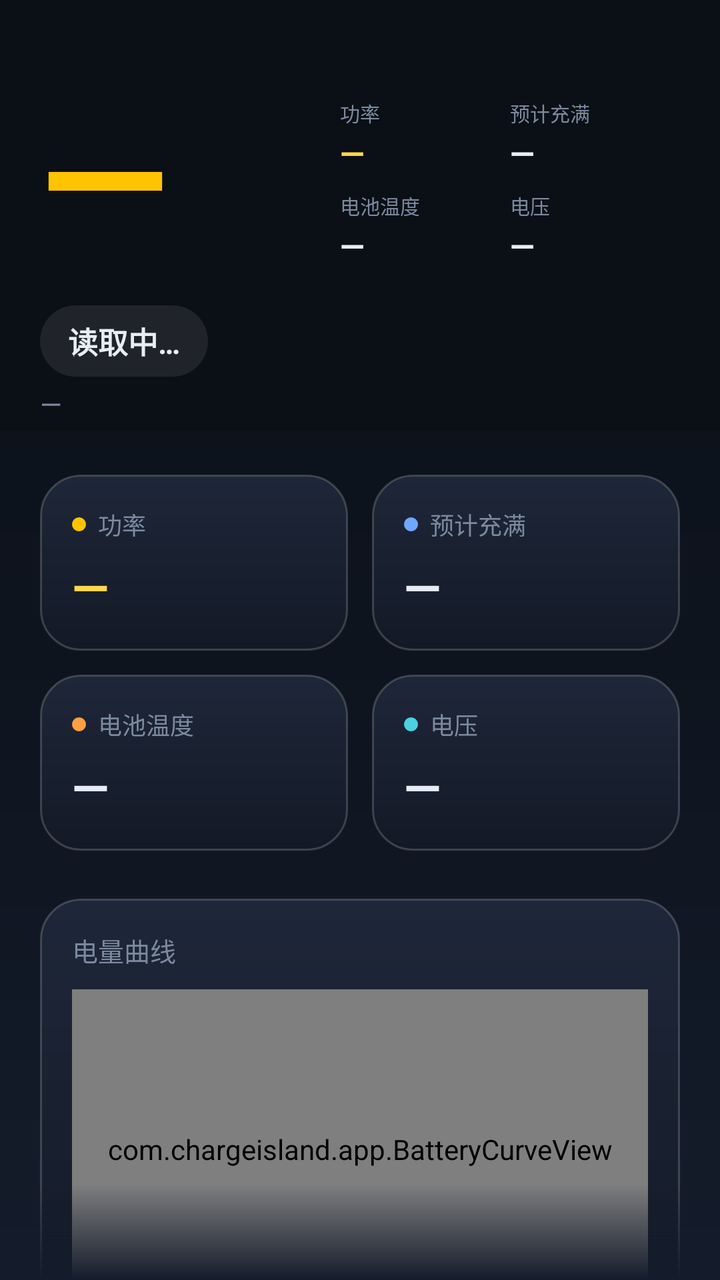
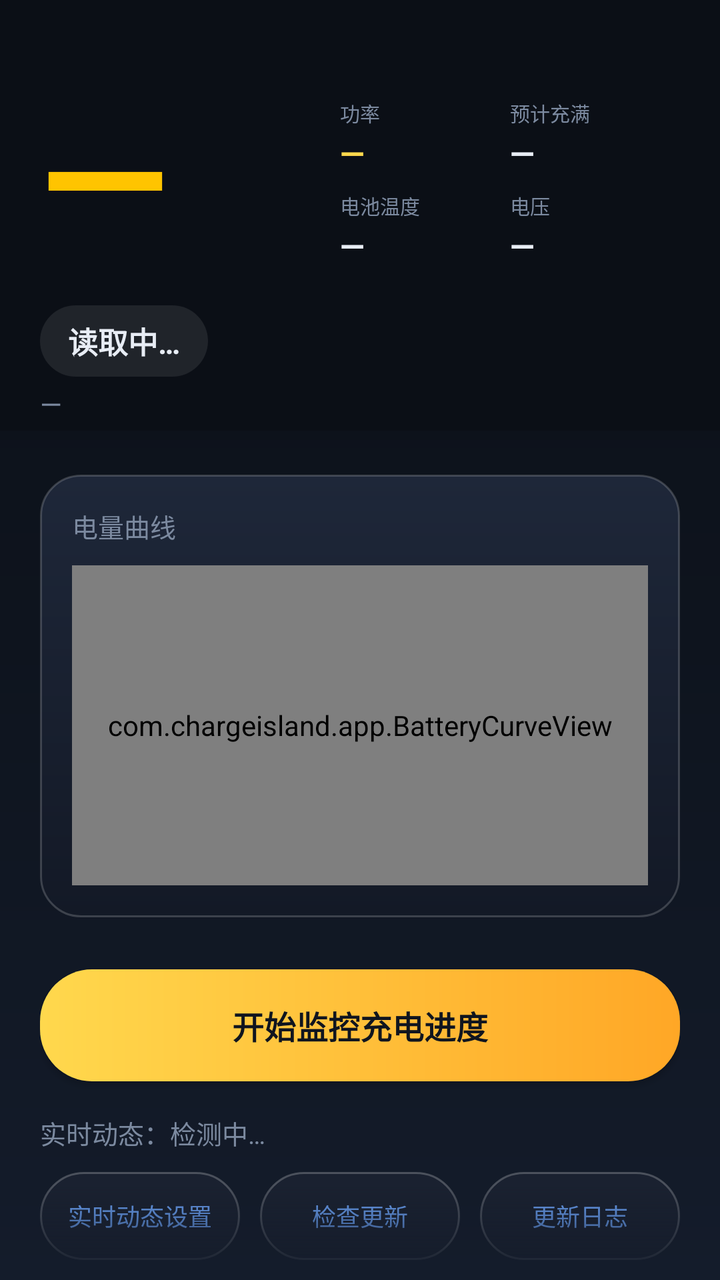

Compare the two renders of this Android layout. The source of the first and the diff that turns it into the second are given below.
<!-- AndroidManifest.xml: activity theme android:Theme.Material.NoActionBar -->
<!-- res/layout/activity_main.xml -->
<?xml version="1.0" encoding="utf-8"?>
<LinearLayout xmlns:android="http://schemas.android.com/apk/res/android"
    android:layout_width="match_parent"
    android:layout_height="match_parent"
    android:background="@drawable/bg_gradient"
    android:orientation="vertical">

    
    <LinearLayout
        android:id="@+id/header"
        android:layout_width="match_parent"
        android:layout_height="wrap_content"
        android:background="#0B0F16"
        android:orientation="vertical"
        android:paddingStart="20dp"
        android:paddingTop="28dp"
        android:paddingEnd="20dp"
        android:paddingBottom="4dp">

        
        <RelativeLayout
            android:layout_width="match_parent"
            android:layout_height="wrap_content"
            android:layout_marginTop="14dp">

            <TextView
                android:id="@+id/tvLevel"
                android:layout_width="wrap_content"
                android:layout_height="wrap_content"
                android:layout_centerVertical="true"
                android:includeFontPadding="false"
                android:text="—"
                android:textColor="#FFC400"
                android:textSize="84sp"
                android:textStyle="bold" />

            <LinearLayout
                android:id="@+id/miniBar"
                android:layout_width="170dp"
                android:layout_height="wrap_content"
                android:layout_alignParentEnd="true"
                android:layout_centerVertical="true"
                android:baselineAligned="false"
                android:orientation="vertical">

                <LinearLayout
                    android:layout_width="match_parent"
                    android:layout_height="wrap_content"
                    android:baselineAligned="false"
                    android:orientation="horizontal">

                    <LinearLayout
                        android:layout_width="0dp"
                        android:layout_height="wrap_content"
                        android:layout_weight="1"
                        android:orientation="vertical">

                        <TextView
                            android:layout_width="wrap_content"
                            android:layout_height="wrap_content"
                            android:text="功率"
                            android:textColor="#7C8AA0"
                            android:textSize="10sp" />

                        <TextView
                            android:id="@+id/tvPowerMini"
                            android:layout_width="wrap_content"
                            android:layout_height="wrap_content"
                            android:layout_marginTop="2dp"
                            android:text="—"
                            android:textColor="#FFD84D"
                            android:textSize="16sp"
                            android:textStyle="bold" />
                    </LinearLayout>

                    <LinearLayout
                        android:layout_width="0dp"
                        android:layout_height="wrap_content"
                        android:layout_weight="1"
                        android:orientation="vertical">

                        <TextView
                            android:id="@+id/tvEtaLabelMini"
                            android:layout_width="wrap_content"
                            android:layout_height="wrap_content"
                            android:text="预计充满"
                            android:textColor="#7C8AA0"
                            android:textSize="10sp" />

                        <TextView
                            android:id="@+id/tvEtaMini"
                            android:layout_width="wrap_content"
                            android:layout_height="wrap_content"
                            android:layout_marginTop="2dp"
                            android:text="—"
                            android:textColor="#E8EDF5"
                            android:textSize="16sp"
                            android:textStyle="bold" />
                    </LinearLayout>
                </LinearLayout>

                <LinearLayout
                    android:layout_width="match_parent"
                    android:layout_height="wrap_content"
                    android:layout_marginTop="8dp"
                    android:baselineAligned="false"
                    android:orientation="horizontal">

                    <LinearLayout
                        android:layout_width="0dp"
                        android:layout_height="wrap_content"
                        android:layout_weight="1"
                        android:orientation="vertical">

                        <TextView
                            android:layout_width="wrap_content"
                            android:layout_height="wrap_content"
                            android:text="电池温度"
                            android:textColor="#7C8AA0"
                            android:textSize="10sp" />

                        <TextView
                            android:id="@+id/tvTempMini"
                            android:layout_width="wrap_content"
                            android:layout_height="wrap_content"
                            android:layout_marginTop="2dp"
                            android:text="—"
                            android:textColor="#E8EDF5"
                            android:textSize="16sp"
                            android:textStyle="bold" />
                    </LinearLayout>

                    <LinearLayout
                        android:layout_width="0dp"
                        android:layout_height="wrap_content"
                        android:layout_weight="1"
                        android:orientation="vertical">

                        <TextView
                            android:layout_width="wrap_content"
                            android:layout_height="wrap_content"
                            android:text="电压"
                            android:textColor="#7C8AA0"
                            android:textSize="10sp" />

                        <TextView
                            android:id="@+id/tvVoltageMini"
                            android:layout_width="wrap_content"
                            android:layout_height="wrap_content"
                            android:layout_marginTop="2dp"
                            android:text="—"
                            android:textColor="#E8EDF5"
                            android:textSize="16sp"
                            android:textStyle="bold" />
                    </LinearLayout>
                </LinearLayout>
            </LinearLayout>
        </RelativeLayout>

        <TextView
            android:id="@+id/tvStatus"
            android:layout_width="wrap_content"
            android:layout_height="wrap_content"
            android:layout_marginTop="12dp"
            android:background="@drawable/pill_badge"
            android:includeFontPadding="false"
            android:paddingStart="14dp"
            android:paddingTop="7dp"
            android:paddingEnd="14dp"
            android:paddingBottom="7dp"
            android:text="读取中…"
            android:textColor="#E8EDF5"
            android:textSize="15sp"
            android:textStyle="bold" />

        <TextView
            android:id="@+id/tvPlug"
            android:layout_width="wrap_content"
            android:layout_height="wrap_content"
            android:layout_marginTop="4dp"
            android:text="—"
            android:textColor="#7C8AA0"
            android:textSize="14sp" />
    </LinearLayout>

    <ScrollView
        android:id="@+id/contentScroll"
        android:layout_width="match_parent"
        android:layout_height="0dp"
        android:layout_weight="1"
        android:fadingEdgeLength="48dp"
        android:fillViewport="true"
        android:overScrollMode="never"
        android:requiresFadingEdge="vertical"
        android:scrollbars="none">

        <LinearLayout
            android:layout_width="match_parent"
            android:layout_height="wrap_content"
            android:orientation="vertical"
            android:paddingStart="20dp"
            android:paddingTop="16dp"
            android:paddingEnd="20dp"
            android:paddingBottom="24dp">

            <LinearLayout
                android:layout_width="match_parent"
                android:layout_height="wrap_content"
                android:layout_marginTop="6dp"
                android:baselineAligned="false"
                android:orientation="horizontal">

                <LinearLayout
                    android:layout_width="0dp"
                    android:layout_height="wrap_content"
                    android:layout_weight="1"
                    android:background="@drawable/card_bg"
                    android:orientation="vertical"
                    android:padding="16dp">

                    <LinearLayout
                        android:layout_width="wrap_content"
                        android:layout_height="wrap_content"
                        android:gravity="center_vertical"
                        android:orientation="horizontal">

                        <View
                            android:layout_width="7dp"
                            android:layout_height="7dp"
                            android:layout_marginEnd="6dp"
                            android:background="@drawable/dot_power" />

                        <TextView
                            android:layout_width="wrap_content"
                            android:layout_height="wrap_content"
                            android:text="功率"
                            android:textColor="#7C8AA0"
                            android:textSize="12sp" />
                    </LinearLayout>

                    <TextView
                        android:id="@+id/tvPower"
                        android:layout_width="wrap_content"
                        android:layout_height="wrap_content"
                        android:layout_marginTop="6dp"
                        android:text="—"
                        android:textColor="#FFD84D"
                        android:textSize="24sp"
                        android:textStyle="bold" />
                </LinearLayout>

                <LinearLayout
                    android:layout_width="0dp"
                    android:layout_height="wrap_content"
                    android:layout_marginStart="12dp"
                    android:layout_weight="1"
                    android:background="@drawable/card_bg"
                    android:orientation="vertical"
                    android:padding="16dp">

                    <LinearLayout
                        android:layout_width="wrap_content"
                        android:layout_height="wrap_content"
                        android:gravity="center_vertical"
                        android:orientation="horizontal">

                        <View
                            android:layout_width="7dp"
                            android:layout_height="7dp"
                            android:layout_marginEnd="6dp"
                            android:background="@drawable/dot_eta" />

                        <TextView
                            android:id="@+id/tvEtaLabel"
                            android:layout_width="wrap_content"
                            android:layout_height="wrap_content"
                            android:text="预计充满"
                            android:textColor="#7C8AA0"
                            android:textSize="12sp" />
                    </LinearLayout>

                    <TextView
                        android:id="@+id/tvEta"
                        android:layout_width="wrap_content"
                        android:layout_height="wrap_content"
                        android:layout_marginTop="6dp"
                        android:text="—"
                        android:textColor="#E8EDF5"
                        android:textSize="24sp"
                        android:textStyle="bold" />
                </LinearLayout>
            </LinearLayout>

            <LinearLayout
                android:layout_width="match_parent"
                android:layout_height="wrap_content"
                android:layout_marginTop="12dp"
                android:baselineAligned="false"
                android:orientation="horizontal">

                <LinearLayout
                    android:layout_width="0dp"
                    android:layout_height="wrap_content"
                    android:layout_weight="1"
                    android:background="@drawable/card_bg"
                    android:orientation="vertical"
                    android:padding="16dp">

                    <LinearLayout
                        android:layout_width="wrap_content"
                        android:layout_height="wrap_content"
                        android:gravity="center_vertical"
                        android:orientation="horizontal">

                        <View
                            android:layout_width="7dp"
                            android:layout_height="7dp"
                            android:layout_marginEnd="6dp"
                            android:background="@drawable/dot_temp" />

                        <TextView
                            android:layout_width="wrap_content"
                            android:layout_height="wrap_content"
                            android:text="电池温度"
                            android:textColor="#7C8AA0"
                            android:textSize="12sp" />
                    </LinearLayout>

                    <TextView
                        android:id="@+id/tvTemp"
                        android:layout_width="wrap_content"
                        android:layout_height="wrap_content"
                        android:layout_marginTop="6dp"
                        android:text="—"
                        android:textColor="#E8EDF5"
                        android:textSize="24sp"
                        android:textStyle="bold" />
                </LinearLayout>

                <LinearLayout
                    android:layout_width="0dp"
                    android:layout_height="wrap_content"
                    android:layout_marginStart="12dp"
                    android:layout_weight="1"
                    android:background="@drawable/card_bg"
                    android:orientation="vertical"
                    android:padding="16dp">

                    <LinearLayout
                        android:layout_width="wrap_content"
                        android:layout_height="wrap_content"
                        android:gravity="center_vertical"
                        android:orientation="horizontal">

                        <View
                            android:layout_width="7dp"
                            android:layout_height="7dp"
                            android:layout_marginEnd="6dp"
                            android:background="@drawable/dot_voltage" />

                        <TextView
                            android:layout_width="wrap_content"
                            android:layout_height="wrap_content"
                            android:text="电压"
                            android:textColor="#7C8AA0"
                            android:textSize="12sp" />
                    </LinearLayout>

                    <TextView
                        android:id="@+id/tvVoltage"
                        android:layout_width="wrap_content"
                        android:layout_height="wrap_content"
                        android:layout_marginTop="6dp"
                        android:text="—"
                        android:textColor="#E8EDF5"
                        android:textSize="24sp"
                        android:textStyle="bold" />
                </LinearLayout>
            </LinearLayout>

            <LinearLayout
                android:layout_width="match_parent"
                android:layout_height="wrap_content"
                android:layout_marginTop="24dp"
                android:background="@drawable/card_bg"
                android:orientation="vertical"
                android:padding="16dp">

                <TextView
                    android:layout_width="wrap_content"
                    android:layout_height="wrap_content"
                    android:text="电量曲线"
                    android:textColor="#7C8AA0"
                    android:textSize="13sp" />

                <com.chargeisland.app.BatteryCurveView
                    android:id="@+id/curve"
                    android:layout_width="match_parent"
                    android:layout_height="160dp"
                    android:layout_marginTop="10dp" />
            </LinearLayout>

            <Button
                android:id="@+id/btnToggle"
                android:layout_width="match_parent"
                android:layout_height="56dp"
                android:layout_marginTop="26dp"
                android:background="@drawable/btn_primary_bg"
                android:text="开始监控充电进度"
                android:textColor="#10151F"
                android:textSize="16sp"
                android:textStyle="bold" />

            <LinearLayout
                android:layout_width="match_parent"
                android:layout_height="wrap_content"
                android:layout_marginTop="16dp"
                android:gravity="center_vertical"
                android:orientation="horizontal">

                <TextView
                    android:id="@+id/tvPromoted"
                    android:layout_width="0dp"
                    android:layout_height="wrap_content"
                    android:layout_weight="1"
                    android:text="实时动态：检测中…"
                    android:textColor="#7C8AA0"
                    android:textSize="13sp" />
            </LinearLayout>

            <LinearLayout
                android:layout_width="match_parent"
                android:layout_height="wrap_content"
                android:layout_marginTop="10dp"
                android:orientation="horizontal">

                <Button
                    android:id="@+id/btnLiveSettings"
                    android:layout_width="0dp"
                    android:layout_height="44dp"
                    android:layout_weight="1"
                    android:background="@drawable/btn_ghost_bg"
                    android:text="实时动态设置"
                    android:textColor="#6FA8FF"
                    android:textSize="12sp" />

                <Button
                    android:id="@+id/btnCheckUpdate"
                    android:layout_width="0dp"
                    android:layout_height="44dp"
                    android:layout_marginStart="10dp"
                    android:layout_weight="1"
                    android:background="@drawable/btn_ghost_bg"
                    android:text="检查更新"
                    android:textColor="#6FA8FF"
                    android:textSize="12sp" />

                <Button
                    android:id="@+id/btnChangelog"
                    android:layout_width="0dp"
                    android:layout_height="44dp"
                    android:layout_marginStart="10dp"
                    android:layout_weight="1"
                    android:background="@drawable/btn_ghost_bg"
                    android:text="更新日志"
                    android:textColor="#6FA8FF"
                    android:textSize="12sp" />
            </LinearLayout>

            <TextView
                android:id="@+id/tvHint"
                android:layout_width="match_parent"
                android:layout_height="wrap_content"
                android:layout_marginTop="14dp"
                android:layout_marginBottom="8dp"
                android:lineSpacingExtra="3dp"
                android:text="开启后常驻通知并请求实时动态提升；插电或开机时自动启动，无需手动确认。若背屏未显示充电进度：请到 设置 → 妙享背屏 → 背屏通知，开启「背屏通知」与「显示通知详情」。"
                android:textColor="#7C8AA0"
                android:textSize="13sp" />
        </LinearLayout>
    </ScrollView>
</LinearLayout>
<!-- resources referenced by this layout -->
<resources>
  <!-- drawable bg_gradient (drawable) -->
  <?xml version="1.0" encoding="utf-8"?>
  <shape xmlns:android="http://schemas.android.com/apk/res/android">
      <gradient
          android:angle="270"
          android:startColor="#0B0F16"
          android:centerColor="#0E141E"
          android:endColor="#141C2B"
          android:type="linear" />
  </shape>
  <!-- drawable btn_ghost_bg (drawable) -->
  <?xml version="1.0" encoding="utf-8"?>
  <shape xmlns:android="http://schemas.android.com/apk/res/android">
      <solid android:color="#1A2130" />
      <stroke
          android:width="1dp"
          android:color="#3AFFFFFF" />
      <corners android:radius="99dp" />
  </shape>
  <!-- drawable btn_primary_bg (drawable) -->
  <?xml version="1.0" encoding="utf-8"?>
  <shape xmlns:android="http://schemas.android.com/apk/res/android">
      <gradient
          android:angle="0"
          android:startColor="#FFD84D"
          android:endColor="#FFA726"
          android:type="linear" />
      <corners android:radius="26dp" />
  </shape>
  <!-- drawable card_bg (drawable) -->
  <?xml version="1.0" encoding="utf-8"?>
  <shape xmlns:android="http://schemas.android.com/apk/res/android">
      <gradient
          android:angle="270"
          android:endColor="#131926"
          android:startColor="#1E2739" />
      <stroke
          android:width="1dp"
          android:color="#2EFFFFFF" />
      <corners android:radius="20dp" />
  </shape>
  <!-- drawable dot_eta (drawable) -->
  <?xml version="1.0" encoding="utf-8"?>
  <shape xmlns:android="http://schemas.android.com/apk/res/android" android:shape="oval">
      <solid android:color="#6FA8FF" />
      <size
          android:width="7dp"
          android:height="7dp" />
  </shape>
  <!-- drawable dot_power (drawable) -->
  <?xml version="1.0" encoding="utf-8"?>
  <shape xmlns:android="http://schemas.android.com/apk/res/android" android:shape="oval">
      <solid android:color="#FFC400" />
      <size
          android:width="7dp"
          android:height="7dp" />
  </shape>
  <!-- drawable dot_temp (drawable) -->
  <?xml version="1.0" encoding="utf-8"?>
  <shape xmlns:android="http://schemas.android.com/apk/res/android" android:shape="oval">
      <solid android:color="#FF9F45" />
      <size
          android:width="7dp"
          android:height="7dp" />
  </shape>
  <!-- drawable dot_voltage (drawable) -->
  <?xml version="1.0" encoding="utf-8"?>
  <shape xmlns:android="http://schemas.android.com/apk/res/android" android:shape="oval">
      <solid android:color="#4DD0E1" />
      <size
          android:width="7dp"
          android:height="7dp" />
  </shape>
  <!-- drawable pill_badge (drawable) -->
  <?xml version="1.0" encoding="utf-8"?>
  <shape xmlns:android="http://schemas.android.com/apk/res/android">
      <solid android:color="#16FFFFFF" />
      <corners android:radius="99dp" />
  </shape>
</resources>

<!-- the commit's change to res/layout/activity_main.xml (unified diff, before → after) -->
@@ -207,181 +207,6 @@
                 android:layout_width="match_parent"
                 android:layout_height="wrap_content"
                 android:layout_marginTop="6dp"
-                android:baselineAligned="false"
-                android:orientation="horizontal">
-
-                <LinearLayout
-                    android:layout_width="0dp"
-                    android:layout_height="wrap_content"
-                    android:layout_weight="1"
-                    android:background="@drawable/card_bg"
-                    android:orientation="vertical"
-                    android:padding="16dp">
-
-                    <LinearLayout
-                        android:layout_width="wrap_content"
-                        android:layout_height="wrap_content"
-                        android:gravity="center_vertical"
-                        android:orientation="horizontal">
-
-                        <View
-                            android:layout_width="7dp"
-                            android:layout_height="7dp"
-                            android:layout_marginEnd="6dp"
-                            android:background="@drawable/dot_power" />
-
-                        <TextView
-                            android:layout_width="wrap_content"
-                            android:layout_height="wrap_content"
-                            android:text="功率"
-                            android:textColor="#7C8AA0"
-                            android:textSize="12sp" />
-                    </LinearLayout>
-
-                    <TextView
-                        android:id="@+id/tvPower"
-                        android:layout_width="wrap_content"
-                        android:layout_height="wrap_content"
-                        android:layout_marginTop="6dp"
-                        android:text="—"
-                        android:textColor="#FFD84D"
-                        android:textSize="24sp"
-                        android:textStyle="bold" />
-                </LinearLayout>
-
-                <LinearLayout
-                    android:layout_width="0dp"
-                    android:layout_height="wrap_content"
-                    android:layout_marginStart="12dp"
-                    android:layout_weight="1"
-                    android:background="@drawable/card_bg"
-                    android:orientation="vertical"
-                    android:padding="16dp">
-
-                    <LinearLayout
-                        android:layout_width="wrap_content"
-                        android:layout_height="wrap_content"
-                        android:gravity="center_vertical"
-                        android:orientation="horizontal">
-
-                        <View
-                            android:layout_width="7dp"
-                            android:layout_height="7dp"
-                            android:layout_marginEnd="6dp"
-                            android:background="@drawable/dot_eta" />
-
-                        <TextView
-                            android:id="@+id/tvEtaLabel"
-                            android:layout_width="wrap_content"
-                            android:layout_height="wrap_content"
-                            android:text="预计充满"
-                            android:textColor="#7C8AA0"
-                            android:textSize="12sp" />
-                    </LinearLayout>
-
-                    <TextView
-                        android:id="@+id/tvEta"
-                        android:layout_width="wrap_content"
-                        android:layout_height="wrap_content"
-                        android:layout_marginTop="6dp"
-                        android:text="—"
-                        android:textColor="#E8EDF5"
-                        android:textSize="24sp"
-                        android:textStyle="bold" />
-                </LinearLayout>
-            </LinearLayout>
-
-            <LinearLayout
-                android:layout_width="match_parent"
-                android:layout_height="wrap_content"
-                android:layout_marginTop="12dp"
-                android:baselineAligned="false"
-                android:orientation="horizontal">
-
-                <LinearLayout
-                    android:layout_width="0dp"
-                    android:layout_height="wrap_content"
-                    android:layout_weight="1"
-                    android:background="@drawable/card_bg"
-                    android:orientation="vertical"
-                    android:padding="16dp">
-
-                    <LinearLayout
-                        android:layout_width="wrap_content"
-                        android:layout_height="wrap_content"
-                        android:gravity="center_vertical"
-                        android:orientation="horizontal">
-
-                        <View
-                            android:layout_width="7dp"
-                            android:layout_height="7dp"
-                            android:layout_marginEnd="6dp"
-                            android:background="@drawable/dot_temp" />
-
-                        <TextView
-                            android:layout_width="wrap_content"
-                            android:layout_height="wrap_content"
-                            android:text="电池温度"
-                            android:textColor="#7C8AA0"
-                            android:textSize="12sp" />
-                    </LinearLayout>
-
-                    <TextView
-                        android:id="@+id/tvTemp"
-                        android:layout_width="wrap_content"
-                        android:layout_height="wrap_content"
-                        android:layout_marginTop="6dp"
-                        android:text="—"
-                        android:textColor="#E8EDF5"
-                        android:textSize="24sp"
-                        android:textStyle="bold" />
-                </LinearLayout>
-
-                <LinearLayout
-                    android:layout_width="0dp"
-                    android:layout_height="wrap_content"
-                    android:layout_marginStart="12dp"
-                    android:layout_weight="1"
-                    android:background="@drawable/card_bg"
-                    android:orientation="vertical"
-                    android:padding="16dp">
-
-                    <LinearLayout
-                        android:layout_width="wrap_content"
-                        android:layout_height="wrap_content"
-                        android:gravity="center_vertical"
-                        android:orientation="horizontal">
-
-                        <View
-                            android:layout_width="7dp"
-                            android:layout_height="7dp"
-                            android:layout_marginEnd="6dp"
-                            android:background="@drawable/dot_voltage" />
-
-                        <TextView
-                            android:layout_width="wrap_content"
-                            android:layout_height="wrap_content"
-                            android:text="电压"
-                            android:textColor="#7C8AA0"
-                            android:textSize="12sp" />
-                    </LinearLayout>
-
-                    <TextView
-                        android:id="@+id/tvVoltage"
-                        android:layout_width="wrap_content"
-                        android:layout_height="wrap_content"
-                        android:layout_marginTop="6dp"
-                        android:text="—"
-                        android:textColor="#E8EDF5"
-                        android:textSize="24sp"
-                        android:textStyle="bold" />
-                </LinearLayout>
-            </LinearLayout>
-
-            <LinearLayout
-                android:layout_width="match_parent"
-                android:layout_height="wrap_content"
-                android:layout_marginTop="24dp"
                 android:background="@drawable/card_bg"
                 android:orientation="vertical"
                 android:padding="16dp">
<!-- resource entries referenced after the edit -->
@@ -41,38 +41,6 @@
           android:color="#2EFFFFFF" />
       <corners android:radius="20dp" />
   </shape>
-  <!-- drawable dot_eta (drawable) -->
-  <?xml version="1.0" encoding="utf-8"?>
-  <shape xmlns:android="http://schemas.android.com/apk/res/android" android:shape="oval">
-      <solid android:color="#6FA8FF" />
-      <size
-          android:width="7dp"
-          android:height="7dp" />
-  </shape>
-  <!-- drawable dot_power (drawable) -->
-  <?xml version="1.0" encoding="utf-8"?>
-  <shape xmlns:android="http://schemas.android.com/apk/res/android" android:shape="oval">
-      <solid android:color="#FFC400" />
-      <size
-          android:width="7dp"
-          android:height="7dp" />
-  </shape>
-  <!-- drawable dot_temp (drawable) -->
-  <?xml version="1.0" encoding="utf-8"?>
-  <shape xmlns:android="http://schemas.android.com/apk/res/android" android:shape="oval">
-      <solid android:color="#FF9F45" />
-      <size
-          android:width="7dp"
-          android:height="7dp" />
-  </shape>
-  <!-- drawable dot_voltage (drawable) -->
-  <?xml version="1.0" encoding="utf-8"?>
-  <shape xmlns:android="http://schemas.android.com/apk/res/android" android:shape="oval">
-      <solid android:color="#4DD0E1" />
-      <size
-          android:width="7dp"
-          android:height="7dp" />
-  </shape>
   <!-- drawable pill_badge (drawable) -->
   <?xml version="1.0" encoding="utf-8"?>
   <shape xmlns:android="http://schemas.android.com/apk/res/android">
